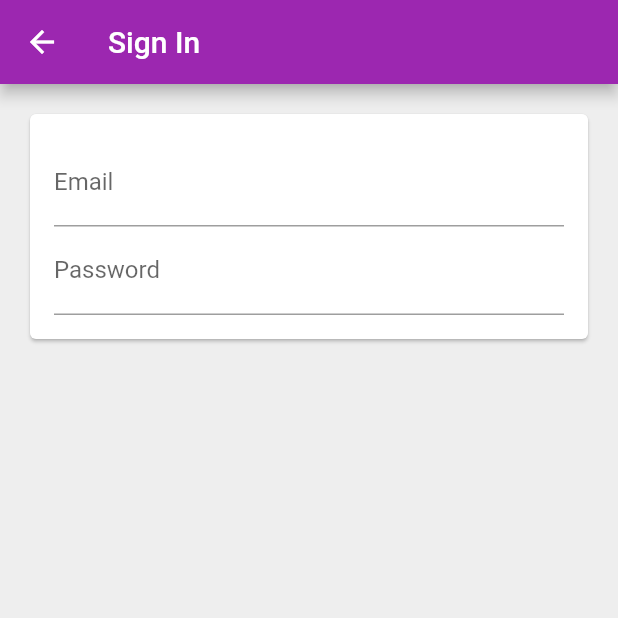
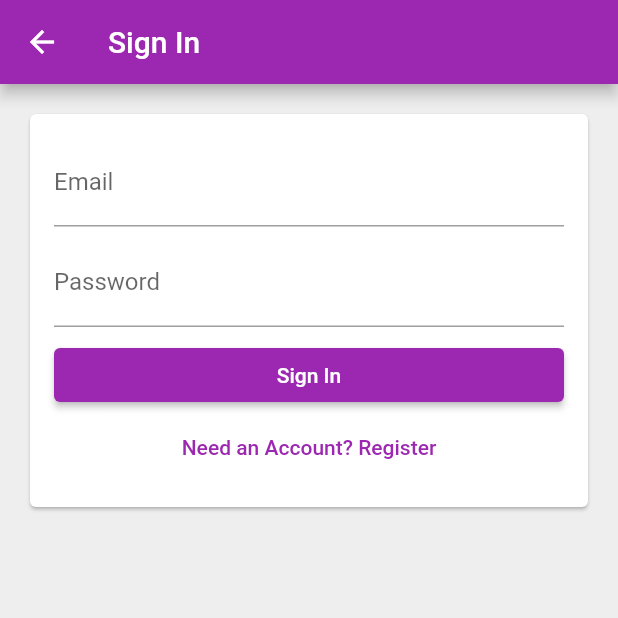
Before and after one commit to vaibhavsahni009/fun-with-flutter, a Flutter app: the EmailSignInPage screen opened directly, on a phone screen of 412 x 824 dp, the top half of it. Run offline on Flutter 3.47's test engine with Material 2 defaults, Android fonts, the phone set to English and light mode, and no system bars; our stand-ins replace animated_text_kit, audioplayers, cloud_firestore, firebase_auth, firebase_core, flutter_spinkit and 5 more; missing offline and left inert: flutter_login_facebook; accounts and stored records are empty.

Commit message:
Email Sign progress

```diff
--- a/time_tracker/lib/app/sign_in/email_sign_in_form.dart
+++ b/time_tracker/lib/app/sign_in/email_sign_in_form.dart
@@ -1,22 +1,69 @@
 import 'package:flutter/material.dart';
 
-class EmailSignInForm extends StatelessWidget {
+enum EmailSignInFormType { signIn, register }
+
+class EmailSignInForm extends StatefulWidget {
+  @override
+  _EmailSignInFormState createState() => _EmailSignInFormState();
+}
+
+class _EmailSignInFormState extends State<EmailSignInForm> {
+  TextEditingController _emailController = TextEditingController();
+
+  TextEditingController _passowordController = TextEditingController();
+  EmailSignInFormType _formType = EmailSignInFormType.signIn;
+
+  void _submit() {
+    print(_emailController.text + " " + _passowordController.text);
+  }
+
+  void _toggleFormType() {
+    setState(() {
+      _formType = _formType == EmailSignInFormType.signIn
+          ? EmailSignInFormType.register
+          : EmailSignInFormType.signIn;
+    });
+  }
+
   @override
   Widget build(BuildContext context) {
+    final primaryText = _formType == EmailSignInFormType.signIn
+        ? 'Sign In'
+        : 'Create an Account';
+    final secondaryText = _formType == EmailSignInFormType.signIn
+        ? 'Need an Account? Register'
+        : 'Have an Account? Sign In';
     return Padding(
       padding: const EdgeInsets.all(16.0),
       child: Column(
+        crossAxisAlignment: CrossAxisAlignment.stretch,
         mainAxisSize: MainAxisSize.min,
         children: [
           TextField(
+            controller: _emailController,
             decoration: InputDecoration(
                 labelText: 'Email', hintText: 'Example123@Test.com'),
           ),
+          SizedBox(
+            height: 8,
+          ),
           TextField(
+            controller: _passowordController,
             decoration: InputDecoration(
               labelText: 'Password',
             ),
             obscureText: true,
+          ),
+          SizedBox(
+            height: 8,
+          ),
+          ElevatedButton(
+            onPressed: _submit,
+            child: Text(primaryText),
+          ),
+          TextButton(
+            onPressed: _toggleFormType,
+            child: Text(secondaryText),
           ),
         ],
       ),
```
